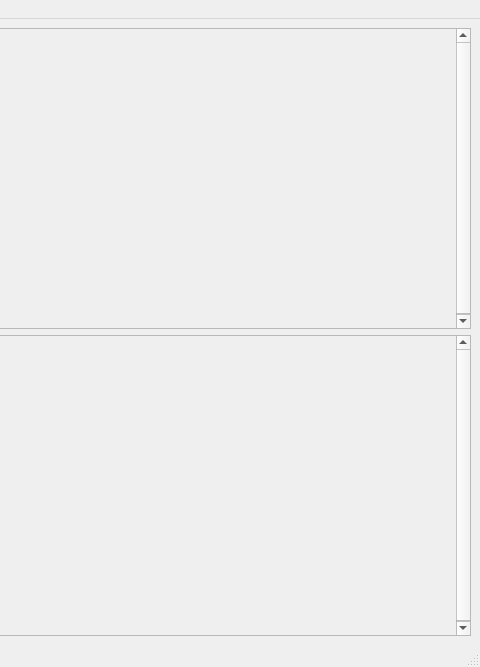
Old version of the form MainWindow.ui in the repository denizkavzak/Interactive-KMeans-QT; both pictures show x 320 to 800 and y 0 to 667 of the 800 by 667 pixel window.
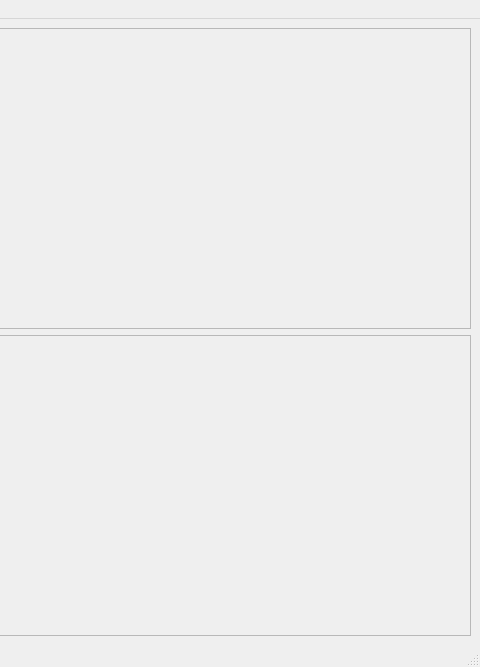
New version of the form. Custom widgets are drawn as their Qt base class.

```diff
--- a/MainWindow.ui
+++ b/MainWindow.ui
@@ -43,8 +43,8 @@
       </property>
       <property name="minimumSize">
        <size>
-        <width>400</width>
-        <height>300</height>
+        <width>0</width>
+        <height>0</height>
        </size>
       </property>
       <property name="widgetResizable">
@@ -55,8 +55,8 @@
         <rect>
          <x>0</x>
          <y>0</y>
-         <width>766</width>
-         <height>300</height>
+         <width>780</width>
+         <height>298</height>
         </rect>
        </property>
        <property name="sizePolicy">
@@ -67,8 +67,8 @@
        </property>
        <property name="minimumSize">
         <size>
-         <width>400</width>
-         <height>300</height>
+         <width>0</width>
+         <height>0</height>
         </size>
        </property>
        <layout class="QVBoxLayout" name="verticalLayout"/>
@@ -79,28 +79,23 @@
      <widget class="QScrollArea" name="scrollArea_2">
       <property name="minimumSize">
        <size>
-        <width>400</width>
-        <height>300</height>
+        <width>0</width>
+        <height>0</height>
        </size>
       </property>
       <property name="widgetResizable">
        <bool>true</bool>
       </property>
-      <widget class="QWidget" name="scatterWidget">
+      <widget class="NDViewWidget" name="ndViewWidget">
        <property name="geometry">
         <rect>
          <x>0</x>
          <y>0</y>
-         <width>766</width>
-         <height>300</height>
+         <width>780</width>
+         <height>298</height>
         </rect>
        </property>
-       <property name="minimumSize">
-        <size>
-         <width>400</width>
-         <height>300</height>
-        </size>
-       </property>
+       <layout class="QVBoxLayout" name="verticalLayout_3"/>
       </widget>
      </widget>
     </item>
@@ -171,6 +166,12 @@
    <header>ChartViewWidget.h</header>
    <container>1</container>
   </customwidget>
+  <customwidget>
+   <class>NDViewWidget</class>
+   <extends>QWidget</extends>
+   <header location="global">NDViewWidget.h</header>
+   <container>1</container>
+  </customwidget>
  </customwidgets>
  <resources/>
  <connections>
```
Left out of the diff: 4 changed lines with no effect on the pictures.
